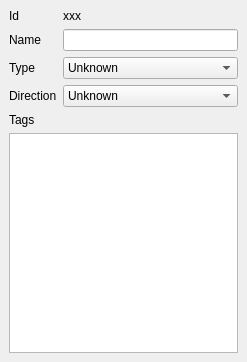
Qt form editors/merkaartor/RoadProperties.ui (openstreetmap/svn-archive) before a commit.
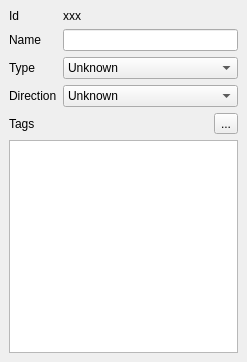
The same form after that commit. Icons and pictures are not drawn.

Commit message: ADD : remove tag tool

The edit to the form file:
```diff
--- a/editors/merkaartor/RoadProperties.ui
+++ b/editors/merkaartor/RoadProperties.ui
@@ -176,11 +176,44 @@
     </layout>
    </item>
    <item>
-    <widget class="QLabel" name="label_4" >
-     <property name="text" >
-      <string>Tags</string>
+    <layout class="QHBoxLayout" >
+     <property name="margin" >
+      <number>0</number>
      </property>
-    </widget>
+     <property name="spacing" >
+      <number>6</number>
+     </property>
+     <item>
+      <widget class="QLabel" name="label_4" >
+       <property name="text" >
+        <string>Tags</string>
+       </property>
+      </widget>
+     </item>
+     <item>
+      <spacer>
+       <property name="orientation" >
+        <enum>Qt::Horizontal</enum>
+       </property>
+       <property name="sizeHint" >
+        <size>
+         <width>40</width>
+         <height>20</height>
+        </size>
+       </property>
+      </spacer>
+     </item>
+     <item>
+      <widget class="QToolButton" name="RemoveTagButton" >
+       <property name="text" >
+        <string>...</string>
+       </property>
+       <property name="icon" >
+        <iconset>Icons/small-remove.xpm</iconset>
+       </property>
+      </widget>
+     </item>
+    </layout>
    </item>
    <item>
     <widget class="QTableView" name="TagView" />
```
The commit also changes 6 other files.
